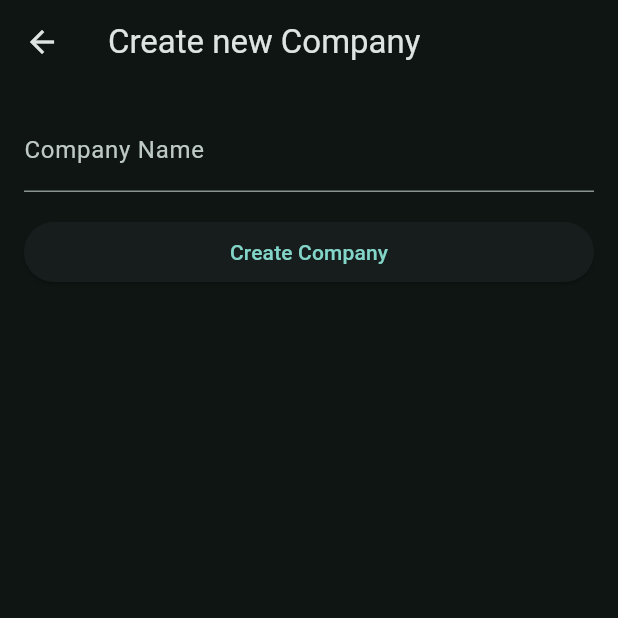
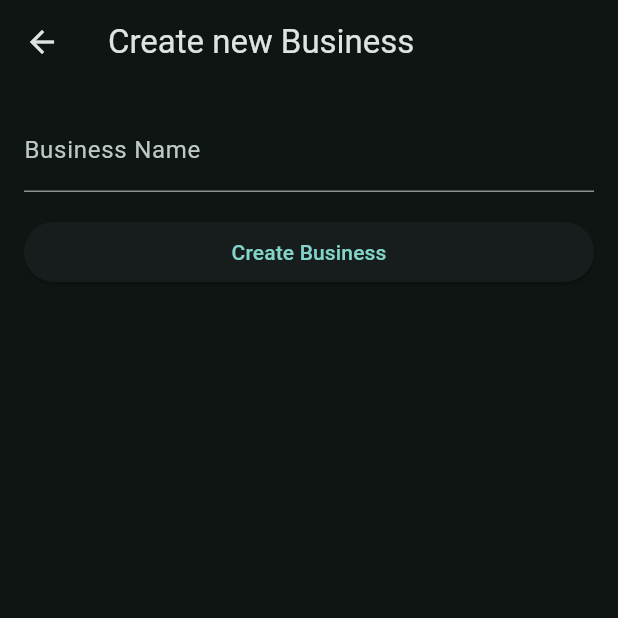
Before and after one commit to orthizar/businessnexus, a Flutter app: the screen it shows after launch, after a tap on the "add" icon, on a phone screen of 412 x 824 dp, the top half of it. Run offline on Flutter 3.47's test engine with Material 2 defaults, Android fonts, the phone set to English and light mode, and no system bars; our stand-ins replace get, shared_preferences.

```diff
--- /dev/null
+++ b/lib/bindings/create_business_bindings.dart
@@ -0,0 +1,9 @@
+import 'package:businessnexus/controllers/business_controller.dart';
+import 'package:get/get.dart';
+
+class CreateBusinessBinding extends Bindings {
+  @override
+  void dependencies() {
+    Get.lazyPut(() => BusinessController());
+  }
+}
--- /dev/null
+++ b/lib/bindings/overview_bindings.dart
@@ -0,0 +1,9 @@
+import 'package:businessnexus/controllers/business_controller.dart';
+import 'package:get/get.dart';
+
+class OverviewBinding extends Bindings {
+  @override
+  void dependencies() {
+    Get.lazyPut(() => BusinessController());
+  }
+}
--- a/lib/components/company.dart
+++ /dev/null
@@ -1,8 +0,0 @@
-class Company {
-  String name;
-  int level;
-  int revenue;
-
-  Company({required this.name, required this.level, required this.revenue});
-}
-List<Company> companies = [];
--- /dev/null
+++ b/lib/controllers/business_controller.dart
@@ -0,0 +1,57 @@
+import 'dart:convert';
+
+import 'package:get/get.dart';
+import 'package:shared_preferences/shared_preferences.dart';
+import 'package:businessnexus/models/business.dart';
+
+class BusinessController extends GetxController {
+  final RxList<Business> businesses = <Business>[].obs;
+  final String storageKey = 'businesses';
+
+  @override
+  void onInit() {
+    super.onInit();
+    retrieveBusinesses();
+  }
+
+  void addBusiness(Business business) {
+    businesses.add(business);
+    _debouncedSaveBusinesses();
+  }
+
+  Future<void> saveBusinesses() async {
+    final prefs = await SharedPreferences.getInstance();
+    final businessesJson =
+        businesses.map((business) => business.toJson()).toList();
+    await prefs.setString(storageKey, json.encode(businessesJson));
+  }
+
+  Future<void> retrieveBusinesses() async {
+    final prefs = await SharedPreferences.getInstance();
+    final businessesJson = prefs.getString(storageKey);
+    if (businessesJson != null) {
+      final businessesData = json.decode(businessesJson) as List<dynamic>;
+      final retrievedBusinesses =
+          businessesData.map((data) => Business.fromJson(data)).toList();
+      businesses.addAll(retrievedBusinesses);
+    }
+  }
+
+  final Duration debounceDuration = const Duration(seconds: 2);
+  DateTime? lastSaveTime;
+
+  void _debouncedSaveBusinesses() {
+    final currentTime = DateTime.now();
+    if (lastSaveTime == null ||
+        currentTime.difference(lastSaveTime!) >= debounceDuration) {
+      saveBusinesses();
+      lastSaveTime = currentTime;
+    }
+  }
+
+  @override
+  void onClose() {
+    saveBusinesses();
+    super.onClose();
+  }
+}
--- a/lib/main.dart
+++ b/lib/main.dart
@@ -1,16 +1,28 @@
-import 'package:businessnexus/screens/overview_screen.dart';
+import 'package:businessnexus/controllers/business_controller.dart';
+import 'package:businessnexus/routes/app_routes.dart';
 import 'package:flutter/material.dart';
 import 'package:get/get.dart';
 
 void main() {
-  runApp(GetMaterialApp(
+  runApp(BusinessNexusApp());
+}
+
+class BusinessNexusApp extends StatelessWidget {
+  final BusinessController businessController = Get.put(BusinessController());
+
+  BusinessNexusApp({super.key});
+  @override
+  Widget build(BuildContext context) {
+    return GetMaterialApp(
       title: "Business Nexus",
-    home: const OverviewScreen(),
+      initialRoute: AppPages.initial,
+      getPages: AppPages.routes,
       darkTheme: ThemeData(
         useMaterial3: true,
         brightness: Brightness.dark,
         colorSchemeSeed: Colors.teal,
       ),
       themeMode: ThemeMode.dark,
-  ));
+    );
   }
+}
--- /dev/null
+++ b/lib/models/business.dart
@@ -0,0 +1,23 @@
+class Business {
+  int id;
+  String name;
+  double revenue;
+
+  Business({required this.id, required this.name, required this.revenue});
+
+  Map<String, dynamic> toJson() {
+    return {
+      'id': id,
+      'name': name,
+      'revenue': revenue,
+    };
+  }
+
+  factory Business.fromJson(Map<String, dynamic> json) {
+    return Business(
+      id: json['id'] as int,
+      name: json['name'] as String,
+      revenue: json['revenue'] as double,
+    );
+  }
+}
--- /dev/null
+++ b/lib/routes/app_routes.dart
@@ -0,0 +1,44 @@
+import 'package:businessnexus/bindings/create_business_bindings.dart';
+import 'package:businessnexus/bindings/overview_bindings.dart';
+import 'package:businessnexus/screens/business_details_screen.dart';
+import 'package:businessnexus/screens/create_business_screen.dart';
+import 'package:businessnexus/screens/overview_screen.dart';
+import 'package:businessnexus/screens/settings_screen.dart';
+import 'package:get/get.dart';
+
+class AppPages {
+  static const initial = Routes.overview;
+
+  static final routes = [
+    GetPage(
+      name: Routes.overview,
+      page: () => OverviewScreen(),
+      binding: OverviewBinding(),
+      transition: Transition.noTransition,
+    ),
+    GetPage(
+      name: Routes.createBusiness,
+      page: () => const CreateBusinessScreen(),
+      binding: CreateBusinessBinding(),
+      transition: Transition.noTransition,
+    ),
+    GetPage(
+      name: Routes.businessDetails,
+      page: () => const BusinessDetailsScreen(),
+      binding: CreateBusinessBinding(),
+      transition: Transition.noTransition,
+    ),
+    GetPage(
+      name: Routes.settings,
+      page: () => const SettingsScreen(),
+      transition: Transition.noTransition,
+    ),
+  ];
+}
+
+class Routes {
+  static const overview = '/overview';
+  static const createBusiness = '/create_business';
+  static const businessDetails = '/business_details';
+  static const settings = '/settings';
+}
--- a/lib/screens/company_details_screen.dart
+++ /dev/null
@@ -1,35 +0,0 @@
-import 'package:flutter/material.dart';
-import 'package:businessnexus/components/company.dart';
-
-class BusinessDetailScreen extends StatelessWidget {
-  final Company company;
-
-  const BusinessDetailScreen({super.key, required this.company});
-
-  @override
-  Widget build(BuildContext context) {
-    return Scaffold(
-      appBar: AppBar(
-        title: Text(company.name),
-      ),
-      body: Padding(
-        padding: const EdgeInsets.all(16.0),
-        child: Column(
-          crossAxisAlignment: CrossAxisAlignment.start,
-          children: [
-            Text(
-              'Level: ${company.level}',
-              style: const TextStyle(fontSize: 18),
-            ),
-            const SizedBox(height: 8),
-            Text(
-              'Umsatz: \$${company.revenue}',
-              style: const TextStyle(fontSize: 18),
-            ),
-            // Add more details or components as needed
-          ],
-        ),
-      ),
-    );
-  }
-}
--- /dev/null
+++ b/lib/screens/create_business_screen.dart
@@ -0,0 +1,61 @@
+import 'package:businessnexus/controllers/business_controller.dart';
+import 'package:businessnexus/models/business.dart';
+import 'package:flutter/material.dart';
+import 'package:get/get.dart';
+
+class CreateBusinessScreen extends StatefulWidget {
+  const CreateBusinessScreen({super.key});
+
+  @override
+  CreateBusinessScreenState createState() => CreateBusinessScreenState();
+}
+
+class CreateBusinessScreenState extends State<CreateBusinessScreen> {
+  final TextEditingController _nameController = TextEditingController();
+  final BusinessController businessController = Get.find<BusinessController>();
+
+  @override
+  void dispose() {
+    _nameController.dispose();
+    super.dispose();
+  }
+
+  void _createBusiness() {
+    String businessName = _nameController.text.trim();
+    if (businessName.isNotEmpty) {
+      Business newBusiness = Business(
+          id: businessController.businesses.length,
+          name: businessName,
+          revenue: 0);
+      Get.back(result: newBusiness);
+    }
+  }
+
+  @override
+  Widget build(BuildContext context) {
+    return Scaffold(
+      appBar: AppBar(
+        title: const Text('Create new Business'),
+      ),
+      body: Padding(
+        padding: const EdgeInsets.all(16.0),
+        child: Column(
+          crossAxisAlignment: CrossAxisAlignment.stretch,
+          children: [
+            TextField(
+              controller: _nameController,
+              decoration: const InputDecoration(
+                labelText: 'Business Name',
+              ),
+            ),
+            const SizedBox(height: 16.0),
+            ElevatedButton(
+              onPressed: _createBusiness,
+              child: const Text('Create Business'),
+            ),
+          ],
+        ),
+      ),
+    );
+  }
+}
--- a/lib/screens/create_company_screen.dart
+++ /dev/null
@@ -1,56 +0,0 @@
-import 'package:businessnexus/components/company.dart';
-import 'package:flutter/material.dart';
-import 'package:get/get.dart';
-
-class CreateCompanyScreen extends StatefulWidget {
-  const CreateCompanyScreen({super.key});
-
-  @override
-  CreateCompanyScreenState createState() => CreateCompanyScreenState();
-}
-
-class CreateCompanyScreenState extends State<CreateCompanyScreen> {
-  final TextEditingController _nameController = TextEditingController();
-
-  @override
-  void dispose() {
-    _nameController.dispose();
-    super.dispose();
-  }
-
-  void _createCompany() {
-    String companyName = _nameController.text.trim();
-    if (companyName.isNotEmpty) {
-      Company newCompany = Company(name: companyName, level: 1, revenue: 0);
-      Get.back(result: newCompany);
-    }
-  }
-
-  @override
-  Widget build(BuildContext context) {
-    return Scaffold(
-      appBar: AppBar(
-        title: const Text('Create new Company'),
-      ),
-      body: Padding(
-        padding: const EdgeInsets.all(16.0),
-        child: Column(
-          crossAxisAlignment: CrossAxisAlignment.stretch,
-          children: [
-            TextField(
-              controller: _nameController,
-              decoration: const InputDecoration(
-                labelText: 'Company Name',
-              ),
-            ),
-            const SizedBox(height: 16.0),
-            ElevatedButton(
-              onPressed: _createCompany,
-              child: const Text('Create Company'),
-            ),
-          ],
-        ),
-      ),
-    );
-  }
-}
--- a/lib/screens/overview_screen.dart
+++ b/lib/screens/overview_screen.dart
@@ -1,24 +1,19 @@
-import 'package:businessnexus/components/company.dart';
-import 'package:businessnexus/screens/company_details_screen.dart';
-import 'package:businessnexus/screens/create_company_screen.dart';
+import 'package:businessnexus/controllers/business_controller.dart';
+import 'package:businessnexus/models/business.dart';
+import 'package:businessnexus/routes/app_routes.dart';
 import 'package:businessnexus/widgets/bottommenu.dart';
 import 'package:flutter/material.dart';
 import 'package:get/get.dart';
 
-class OverviewScreen extends StatefulWidget {
-  const OverviewScreen({Key? key}) : super(key: key);
+class OverviewScreen extends StatelessWidget {
+  final BusinessController businessController = Get.find<BusinessController>();
 
-  @override
-  OverviewScreenState createState() => OverviewScreenState();
-}
+  OverviewScreen({super.key});
 
-class OverviewScreenState extends State<OverviewScreen> {
-  void _createNewCompany() {
-    Get.to(const CreateCompanyScreen())!.then((newCompany) {
-      if (newCompany != null) {
-        setState(() {
-          companies.add(newCompany);
-        });
+  void _createNewBusiness() {
+    Get.toNamed(Routes.createBusiness)!.then((newBusiness) {
+      if (newBusiness != null) {
+        businessController.addBusiness(newBusiness);
       }
     });
   }
@@ -33,34 +28,39 @@ class OverviewScreenState extends State<OverviewScreen> {
         children: [
           const SizedBox(height: 20),
           Expanded(
-            child: companies.isNotEmpty
+            child: Obx(
+              () {
+                return businessController.businesses.isNotEmpty
                     ? ListView.builder(
-                    itemCount: companies.length,
+                        itemCount: businessController.businesses.length,
                         itemBuilder: (BuildContext context, int index) {
-                      Company company = companies[index];
+                          Business business =
+                              businessController.businesses[index];
                           return ListTile(
                             onTap: () {
-                          Get.off(() => BusinessDetailScreen(company: company));
+                              Get.toNamed(Routes.businessDetails,
+                                  arguments: {"business": business});
                             },
                             leading: const Icon(Icons.business),
-                        title: Text(company.name),
+                            title: Text(business.name),
                             subtitle: Column(
                               crossAxisAlignment: CrossAxisAlignment.start,
                               children: [
-                            Text('Level: ${company.level}'),
-                            Text('Umsatz: \$${company.revenue}'),
+                                Text('Umsatz: \$${business.revenue}'),
                               ],
                             ),
                             trailing: const Icon(Icons.arrow_forward_ios),
                           );
                         },
                       )
-                : const Text("No companies yet."),
+                    : const ListTile(title: Text("No businesses yet."));
+              },
+            ),
           ),
         ],
       ),
       floatingActionButton: FloatingActionButton(
-        onPressed: _createNewCompany,
+        onPressed: _createNewBusiness,
         child: const Icon(Icons.add),
       ),
       bottomNavigationBar: const BottomMenu(),
--- a/lib/widgets/bottommenu.dart
+++ b/lib/widgets/bottommenu.dart
@@ -1,39 +1,50 @@
+import 'package:businessnexus/routes/app_routes.dart';
 import 'package:flutter/material.dart';
+import 'package:get/get.dart';
 
 class BottomMenu extends StatefulWidget {
-  const BottomMenu({super.key});
+  const BottomMenu({Key? key}) : super(key: key);
 
   @override
   State<BottomMenu> createState() => _BottomMenuState();
 }
 
 class _BottomMenuState extends State<BottomMenu> {
-  int _selectedIndex = 0;
+  static final List<Map<String, dynamic>> navigationItems = [
+    {
+      'label': 'Businesses',
+      'icon': Icons.storefront,
+      'iconOutlined': Icons.storefront_outlined,
+      'route': Routes.overview,
+    },
+    {
+      'label': 'Settings',
+      'icon': Icons.settings,
+      'iconOutlined': Icons.settings_outlined,
+      'route': Routes.settings,
+    },
+  ];
 
   void _onItemTapped(int index) {
-    setState(() {
-      _selectedIndex = index;
-    });
+    final route = navigationItems[index]['route'] as String;
+    Get.offNamed(route);
   }
 
   @override
   Widget build(BuildContext context) {
+    final selectedIndex = navigationItems
+        .indexWhere((element) => element['route'] == Get.currentRoute);
     return BottomNavigationBar(
-      items: <BottomNavigationBarItem>[
-        BottomNavigationBarItem(
-          icon: _selectedIndex == 0
-              ? const Icon(Icons.storefront)
-              : const Icon(Icons.storefront_outlined),
-          label: 'Businesses',
-        ),
-        BottomNavigationBarItem(
-          icon: _selectedIndex == 1
-              ? const Icon(Icons.settings)
-              : const Icon(Icons.settings_outlined),
-          label: 'Settings',
-        ),
+      items: [
+        for (var navigationItem in navigationItems)
+          BottomNavigationBarItem(
+            icon: selectedIndex == navigationItems.indexOf(navigationItem)
+                ? Icon(navigationItem['icon'])
+                : Icon(navigationItem['iconOutlined']),
+            label: navigationItem['label'] as String,
+          )
       ],
-      currentIndex: _selectedIndex,
+      currentIndex: selectedIndex,
       onTap: _onItemTapped,
     );
   }
--- a/pubspec.yaml
+++ b/pubspec.yaml
@@ -38,6 +38,7 @@ dependencies:
   # Use with the CupertinoIcons class for iOS style icons.
   cupertino_icons: ^1.0.2
   change_app_package_name: ^1.1.0
+  shared_preferences: ^2.1.2
 
 dev_dependencies:
   flutter_test:
```
Also changed, not shown: lib/bindings/business_details_bindings.dart (added, +9 -0 lines), lib/components/employee.dart (deleted, +0 -13 lines), lib/controllers/employee_controller.dart (added, +51 -0 lines), lib/models/employee.dart (added, +52 -0 lines), lib/screens/business_details_screen.dart (added, +40 -0 lines), lib/screens/settings_screen.dart (added, +17 -0 lines), pubspec.lock, 3 other files. Lines whose indentation alone changed are shown as unchanged.
